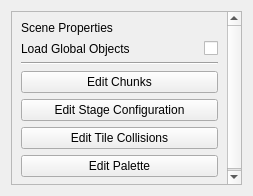
The window that RetroEDv2/tools/sceneproperties/scenepropertiesv5.ui (RSDKModding/RetroED) describes before a commit, drawn with Qt 5.
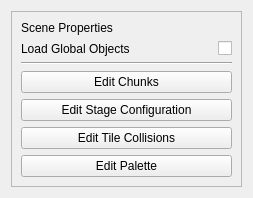
The same window after the commit.

```diff
--- a/RetroEDv2/tools/sceneproperties/scenepropertiesv5.ui
+++ b/RetroEDv2/tools/sceneproperties/scenepropertiesv5.ui
@@ -7,7 +7,7 @@
     <x>0</x>
     <y>0</y>
     <width>253</width>
-    <height>196</height>
+    <height>198</height>
    </rect>
   </property>
   <property name="maximumSize">
@@ -31,7 +31,7 @@
         <x>0</x>
         <y>0</y>
         <width>233</width>
-        <height>176</height>
+        <height>178</height>
        </rect>
       </property>
       <layout class="QGridLayout" name="gridLayout_3">
```
Left out of the diff: 68 changed lines with no effect on the pictures.
